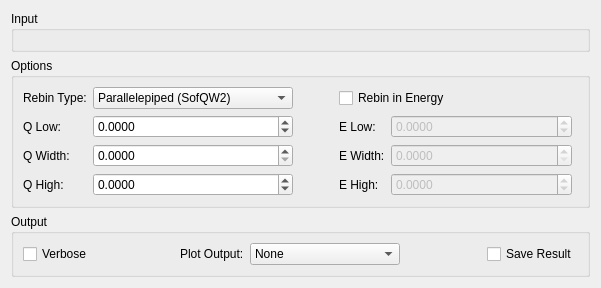
The window that Code/Mantid/MantidQt/CustomInterfaces/inc/MantidQtCustomInterfaces/Indirect/IndirectSqw.ui (mantidproject/mantid) describes before a commit, drawn with Qt 5.
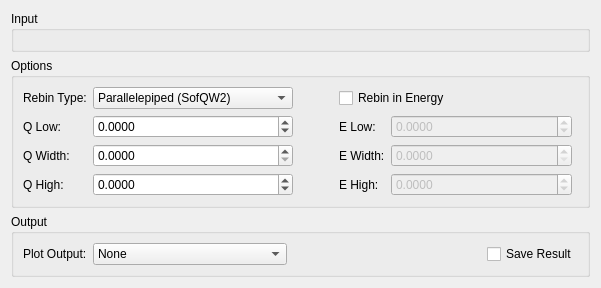
The same window after the commit. Custom widgets are drawn as their Qt base class.

```diff
--- a/Code/Mantid/MantidQt/CustomInterfaces/inc/MantidQtCustomInterfaces/Indirect/IndirectSqw.ui
+++ b/Code/Mantid/MantidQt/CustomInterfaces/inc/MantidQtCustomInterfaces/Indirect/IndirectSqw.ui
@@ -397,26 +397,6 @@
       <string>Output</string>
      </property>
      <layout class="QHBoxLayout" name="horizontalLayout">
-      <item>
-       <widget class="QCheckBox" name="ckVerbose">
-        <property name="text">
-         <string>Verbose</string>
-        </property>
-       </widget>
-      </item>
-      <item>
-       <spacer name="horizontalSpacer_0">
-        <property name="orientation">
-         <enum>Qt::Horizontal</enum>
-        </property>
-        <property name="sizeHint" stdset="0">
-         <size>
-          <width>40</width>
-          <height>20</height>
-         </size>
-        </property>
-       </spacer>
-      </item>
       <item>
        <widget class="QLabel" name="lbPlotOutput">
         <property name="text">
```
